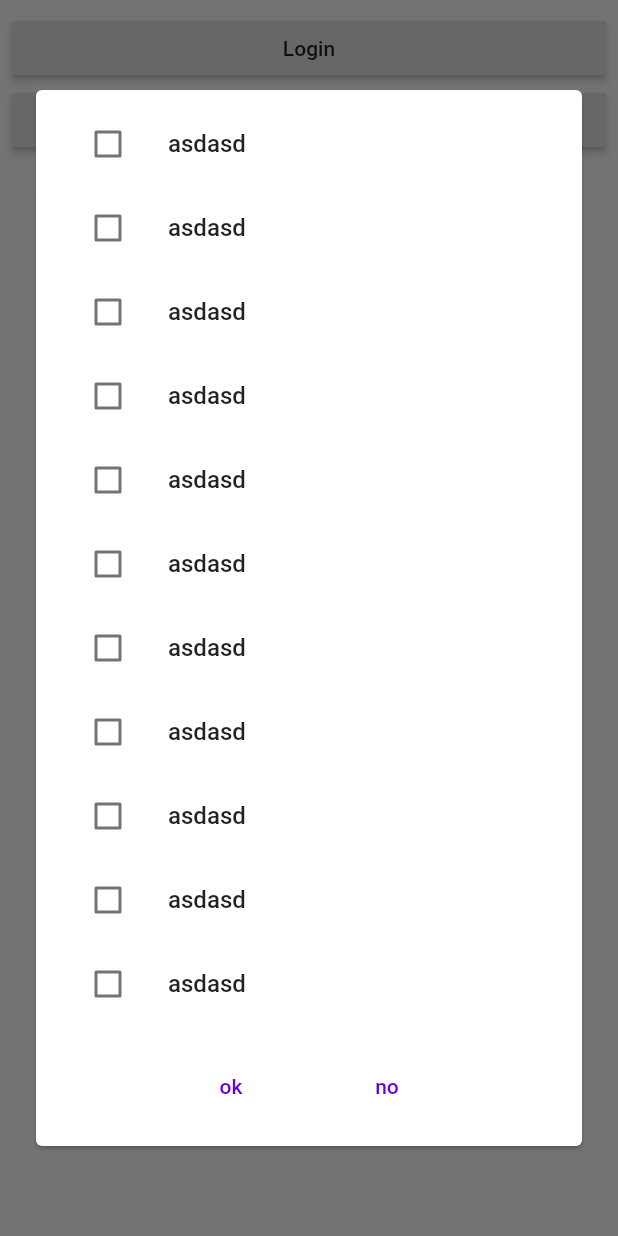
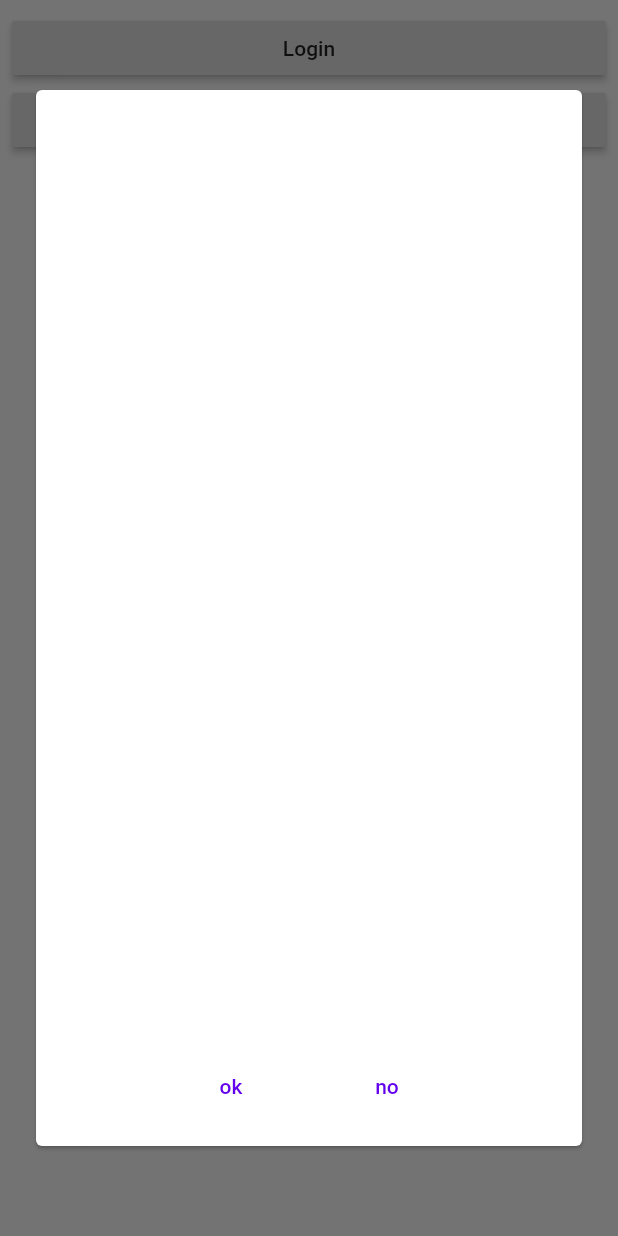
Before and after one commit to petyaas/eclipse_cosmetic, a Flutter app: the Dialog_widget screen opened directly, after a tap on "Диалоговое окно", on a phone screen of 412 x 824 dp. Run offline on Flutter 3.47's test engine with Material 2 defaults, Android fonts, the phone set to English and light mode, and no system bars; our stand-ins replace email_validator.

```diff
--- a/lib/pages/dialog_page.dart
+++ b/lib/pages/dialog_page.dart
@@ -39,33 +39,41 @@ class _Dialog_widgetState extends State<Dialog_widget> {
             RaisedButton(
                 child: Text('Диалоговое окно'),
                 onPressed: () {
-                  listofbase.add(List_of_plan_base(plancheck: false,plantext: 'asdasd'));
-                  listofbase.add(List_of_plan_base(plancheck: false,plantext: 'asdasd'));
-                  listofbase.add(List_of_plan_base(plancheck: false,plantext: 'asdasd'));
-                  listofbase.add(List_of_plan_base(plancheck: false,plantext: 'asdasd'));
-                  listofbase.add(List_of_plan_base(plancheck: false,plantext: 'asdasd'));
-                  listofbase.add(List_of_plan_base(plancheck: false,plantext: 'asdasd'));
-                  listofbase.add(List_of_plan_base(plancheck: false,plantext: 'asdasd'));
-                  listofbase.add(List_of_plan_base(plancheck: false,plantext: 'asdasd'));
-                  listofbase.add(List_of_plan_base(plancheck: false,plantext: 'asdasd'));
-                  listofbase.add(List_of_plan_base(plancheck: false,plantext: 'asdasd'));
-                  listofbase.add(List_of_plan_base(plancheck: false,plantext: 'asdasd'));
-                  listofbase.add(List_of_plan_base(plancheck: false,plantext: 'asdasd'));
-                  listofbase.add(List_of_plan_base(plancheck: false,plantext: 'asdasd'));
-                  listofbase.add(List_of_plan_base(plancheck: false,plantext: 'asdasd'));
-                  listofbase.add(List_of_plan_base(plancheck: false,plantext: 'asdasd'));
-                  listofbase.add(List_of_plan_base(plancheck: false,plantext: 'asdasd'));
 
                   showDialog(
                     context: context,
-                    builder: (context) =>Alert_list_widget(
-                      list: listofbase,
+                    builder: (context) =>
+                        Alert_list_widget(
+                      listwidget:  ListView.builder(
+                          itemCount: listofbase.length,
+                          itemBuilder: (BuildContext context, int index) {
+                            return ListTile(
+                              leading: Checkbox(
+                                value: listofbase[index].plancheck,
+                                onChanged: (value){
+                                  listofbase[index].plancheck=value;
+                                  setState(() {
+                                  });
+                                },
+                              ),
+                              title: Container(
+                                child: Text(listofbase[index].plantext),
+                              ),
+                            );
+                          }
+                          ),
                       on_accept: (){
                         Navigator.pop(context);
                       },
                       on_accept_text: 'ok',
                       on_deny: (){
-                        Navigator.pop(context);
+                        listofbase.add(List_of_plan_base(plancheck: false,plantext: 'asdasd'));
+                        setState(() {
+
+                        });
+
+
+//                       Navigator.pop(context);
                       },
                       on_deny_text: 'no',
                     ),
--- a/lib/widgets/alert_list_widget.dart
+++ b/lib/widgets/alert_list_widget.dart
@@ -1,8 +1,8 @@
-import 'package:eclipse_cosmetic/services/list_of_base_dan.dart';
 import 'package:flutter/material.dart';
 
+
 class Alert_list_widget extends StatefulWidget {
-  final List<List_of_plan_base> list;
+  final Widget listwidget;
   final Function on_accept;
   final String on_accept_text;
   final Function on_deny;
@@ -10,7 +10,7 @@ class Alert_list_widget extends StatefulWidget {
 
   Alert_list_widget({
     Key key,
-    this.list,
+    this.listwidget,
     this.on_accept,
     this.on_accept_text,
     this.on_deny,
@@ -22,6 +22,8 @@ class Alert_list_widget extends StatefulWidget {
 }
 
 class _Alert_list_widgetState extends State<Alert_list_widget> {
+
+
   @override
   Widget build(BuildContext context) {
     return Center(
@@ -35,26 +37,7 @@ class _Alert_list_widgetState extends State<Alert_list_widget> {
           children: <Widget>[
             Container(
               height: MediaQuery.of(context).size.height - 200,
-              child: ListView.builder(
-                  itemCount: widget.list.length,
-                  itemBuilder: (BuildContext context, int index) {
-                    return ListTile(
-                      leading: Checkbox(
-                        value: widget.list[index].plancheck,
-                        onChanged: (value) {
-                          if (widget.list[index].plancheck) {
-                            widget.list[index].plancheck = false;
-                          } else {
-                            widget.list[index].plancheck = true;
-                          }
-                          setState(() {});
-                        },
-                      ),
-                      title: Container(
-                        child: Text(widget.list[index].plantext),
-                      ),
-                    );
-                  }),
+               child: widget.listwidget,
             ),
             Row(
               mainAxisSize: MainAxisSize.max,
```
Also changed, not shown: lib/services/list_of_base_dan.dart (+16 -1 lines).
